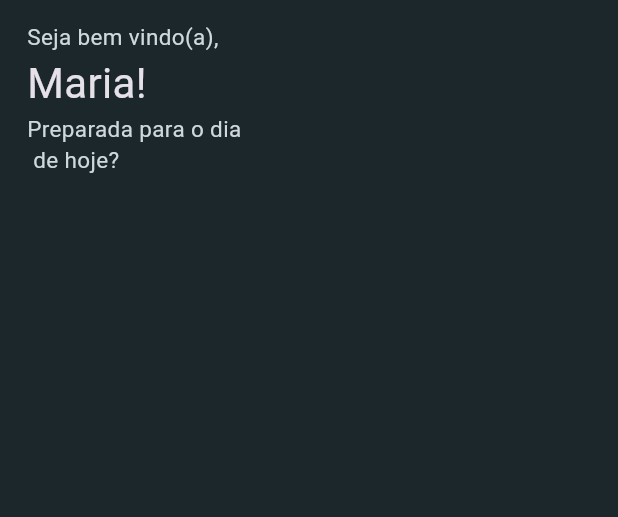
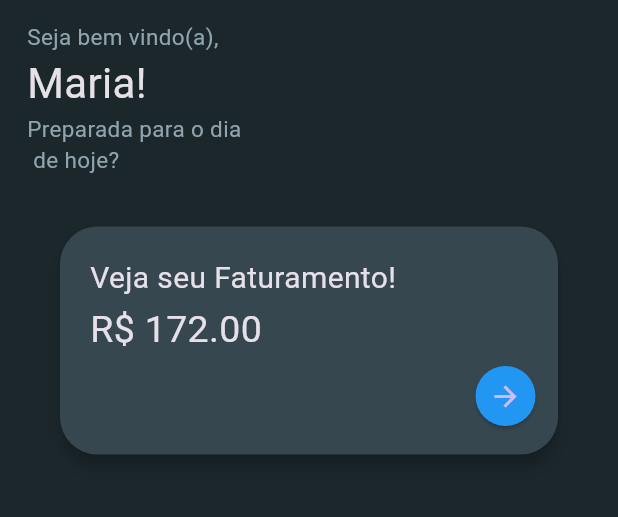
Before and after one commit to pedro-icaro/Agendify, a Flutter app: the screen it shows after launch, on a phone screen of 412 x 824 dp, the part 63-580 px from its top. Run offline on Flutter 3.47's test engine with Material 3 defaults, Android fonts, the light colour scheme and no system bars.

Commit message:
feat: card de faturamento completo e finalizado

```diff
--- /dev/null
+++ b/lib/components/faturamento_card.dart
@@ -0,0 +1,48 @@
+import 'package:flutter/material.dart';
+
+class FaturamentoCard extends StatefulWidget {
+  const FaturamentoCard({super.key});
+
+  @override
+  State<FaturamentoCard> createState() => _FaturamentoCardState();
+}
+
+class _FaturamentoCardState extends State<FaturamentoCard> {
+  @override
+  Widget build(BuildContext context) {
+    return SizedBox(
+      width: 340,
+      height: 160,
+      child: Card(
+        elevation: 5,
+        shape: RoundedRectangleBorder(borderRadius: BorderRadius.circular(25)),
+        color: Colors.blueGrey[800],
+        child: Padding(
+          padding: EdgeInsetsGeometry.only(left: 20,top: 20),
+          child: Column(
+            crossAxisAlignment: CrossAxisAlignment.start,
+            children: [
+              Text("Veja seu Faturamento!",style: TextStyle(fontSize: 20),),
+              SizedBox(height: 2,),
+              Text("R\$ 172.00",style: TextStyle(fontSize: 25),),
+
+              const Spacer(),
+
+              Align(
+                alignment: Alignment.centerRight,
+                child: Padding(
+                  padding: EdgeInsetsGeometry.only(bottom: 15),
+                  child: ElevatedButton(
+                    style: ElevatedButton.styleFrom(backgroundColor: Colors.blue,shape: CircleBorder()),
+                    onPressed: () {},
+                    child: Icon(Icons.arrow_forward,size: 22,),
+                  ),
+                ),
+              ),
+            ],
+          ),
+        ),
+      ),
+    );
+  }
+}
--- a/lib/components/subtitulo_home.dart
+++ b/lib/components/subtitulo_home.dart
@@ -13,12 +13,12 @@ class SubtituloHome extends StatelessWidget {
           children: [
             Text(
               "Seja bem vindo(a),",
-              style: TextStyle(fontSize: 15, color: Colors.blueGrey[100]),
+              style: TextStyle(fontSize: 15, color: Colors.blueGrey[300]),
             ),
             Text("Maria!", style: TextStyle(fontSize: 28)),
             Text(
               "Preparada para o dia\n de hoje?",
-              style: TextStyle(fontSize: 15, color: Colors.blueGrey[100]),
+              style: TextStyle(fontSize: 15, color: Colors.blueGrey[300]),
             ),
           ],
         ),
--- a/lib/pages/home_page.dart
+++ b/lib/pages/home_page.dart
@@ -1,3 +1,4 @@
+import 'package:agendify/components/faturamento_card.dart';
 import 'package:agendify/components/subtitulo_home.dart';
 import 'package:flutter/material.dart';
 
@@ -21,7 +22,10 @@ class _HomePageState extends State<HomePage> {
           ),
         ],
       ),
-      body: SubtituloHome(),
+      body: Column(
+        crossAxisAlignment: CrossAxisAlignment.start,
+        children: [SubtituloHome(), SizedBox(height: 30), Center(child: FaturamentoCard())],
+      ),
     );
   }
 }
```
